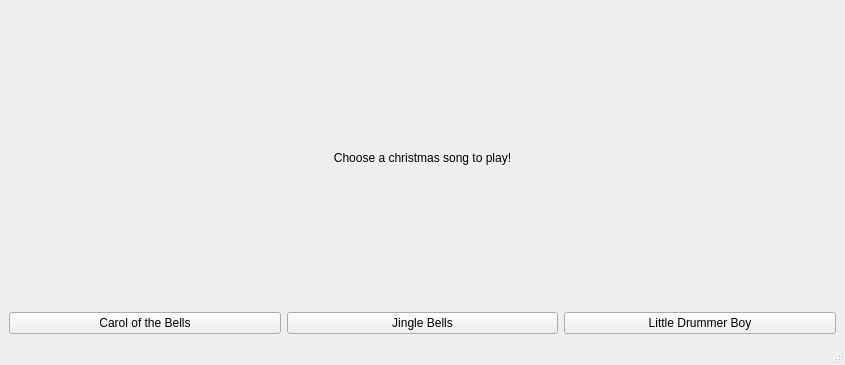
First picture: the form in test.ui, repository JasonLuckow/ProjectLab2, before the edit.
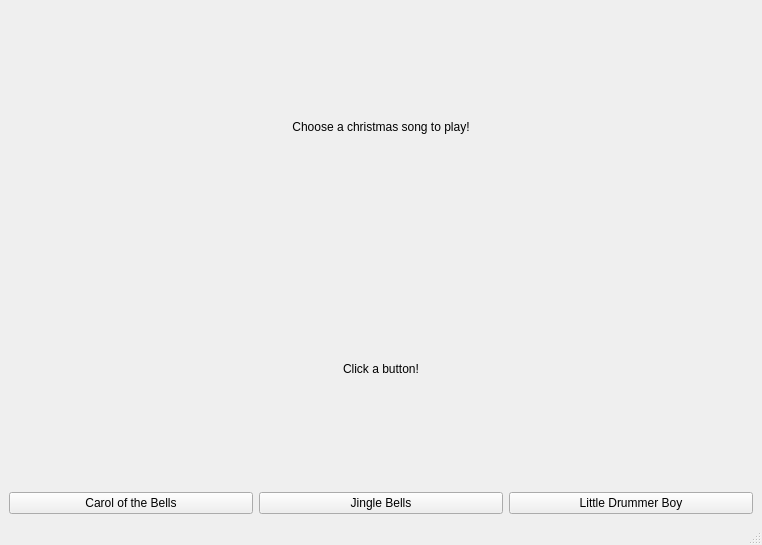
Second picture: the form after the edit.

```diff
--- a/test.ui
+++ b/test.ui
@@ -6,8 +6,8 @@
    <rect>
     <x>0</x>
     <y>0</y>
-    <width>845</width>
-    <height>365</height>
+    <width>762</width>
+    <height>545</height>
    </rect>
   </property>
   <property name="acceptDrops">
@@ -18,7 +18,17 @@
   </property>
   <widget class="QWidget" name="centralwidget">
    <layout class="QGridLayout" name="gridLayout">
-    <item row="0" column="0" colspan="3">
+    <item row="2" column="1">
+     <widget class="QLabel" name="label2">
+      <property name="text">
+       <string>Click a button!</string>
+      </property>
+      <property name="alignment">
+       <set>Qt::AlignCenter</set>
+      </property>
+     </widget>
+    </item>
+    <item row="1" column="0" colspan="3">
      <widget class="QLabel" name="label1">
       <property name="autoFillBackground">
        <bool>true</bool>
@@ -31,21 +41,21 @@
       </property>
      </widget>
     </item>
-    <item row="1" column="1">
+    <item row="6" column="1">
      <widget class="QPushButton" name="jinglebtn">
       <property name="text">
        <string>Jingle Bells</string>
       </property>
      </widget>
     </item>
-    <item row="1" column="2">
+    <item row="6" column="2">
      <widget class="QPushButton" name="littlebtn">
       <property name="text">
        <string>Little Drummer Boy</string>
       </property>
      </widget>
     </item>
-    <item row="1" column="0">
+    <item row="6" column="0">
      <widget class="QPushButton" name="carolbtn">
       <property name="text">
        <string>Carol of the Bells</string>
```
Left out of the diff: 4 changed lines with no effect on the pictures.
